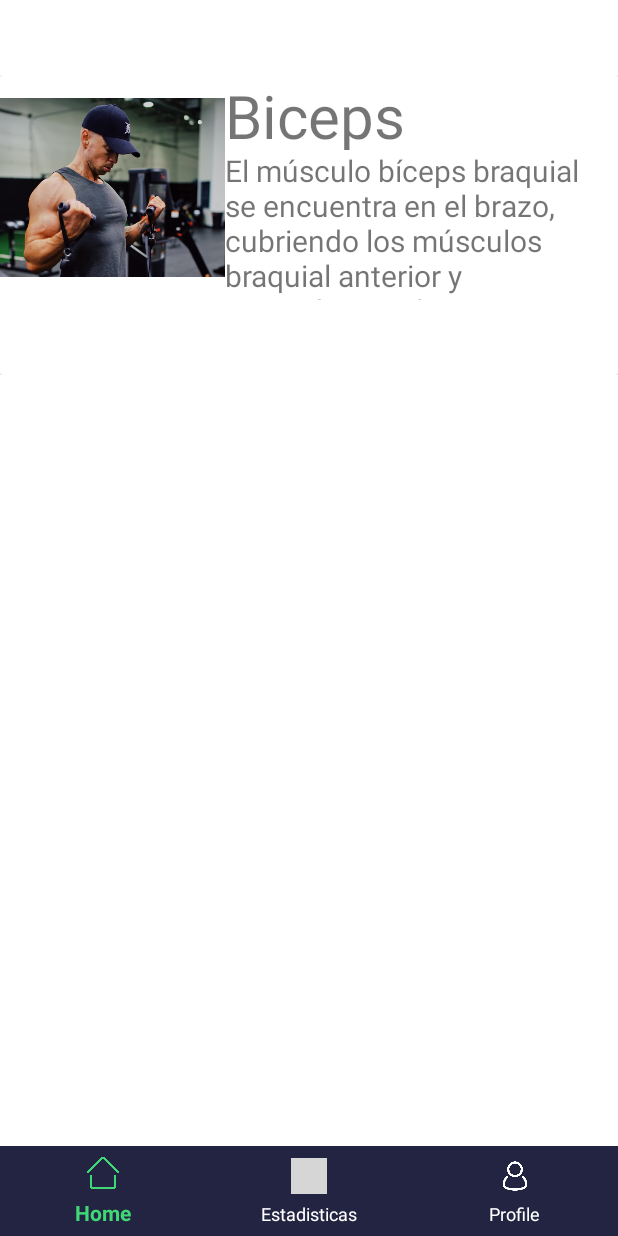
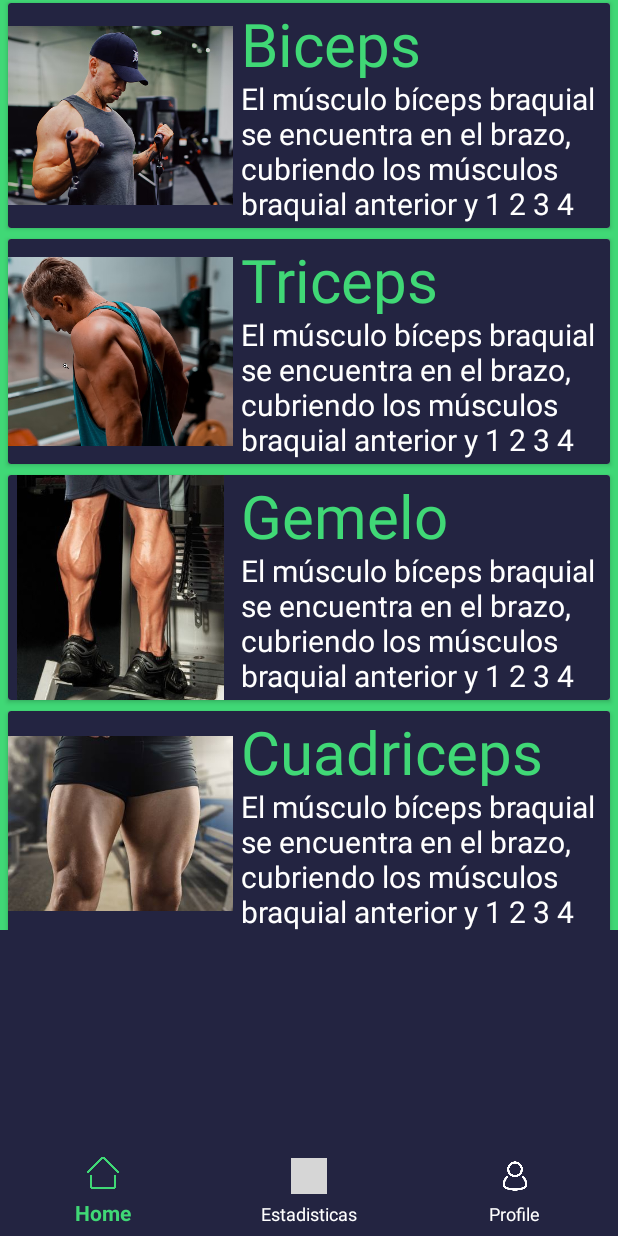
Before and after one commit to asier97am/Strong, an Android app: the Page1 screen opened directly, with no data from a screen before it, on a phone screen of 412 x 824 dp. Run offline under Robolectric (Android 15) with nearby library versions, the phone set to English and light mode, and no system bars; grey boxes are pictures that could not be loaded.

Commit message:
haciendoRecyclerView

```diff
--- a/app/src/main/java/com/asier/aranda/strong/fragment/Page1.java
+++ b/app/src/main/java/com/asier/aranda/strong/fragment/Page1.java
@@ -58,22 +58,25 @@ public class Page1 extends Fragment {
 
     private void llenarLista() {
         ejercicioLista.add(new EjerciciosHome("Biceps",
-                "El músculo bíceps braquial se encuentra en el brazo, cubriendo los músculos braquial anterior y coracobraquial.",
+                "El músculo bíceps braquial se encuentra en el brazo, cubriendo los músculos braquial anterior y 1 2 3 4 5.",
                 R.drawable.biceps1));
         ejercicioLista.add(new EjerciciosHome("Triceps",
-                "El músculo bíceps braquial se encuentra en el brazo, cubriendo los músculos braquial anterior y coracobraquial.",
+                "El músculo bíceps braquial se encuentra en el brazo, cubriendo los músculos braquial anterior y 1 2 3 4 5.",
                 R.drawable.triceps));
         ejercicioLista.add(new EjerciciosHome("Gemelo",
-                "El músculo bíceps braquial se encuentra en el brazo, cubriendo los músculos braquial anterior y coracobraquial.",
+                "El músculo bíceps braquial se encuentra en el brazo, cubriendo los músculos braquial anterior y 1 2 3 4 5.",
                 R.drawable.gemelo));
         ejercicioLista.add(new EjerciciosHome("Cuadriceps",
-                "El músculo bíceps braquial se encuentra en el brazo, cubriendo los músculos braquial anterior y coracobraquial.",
+                "El músculo bíceps braquial se encuentra en el brazo, cubriendo los músculos braquial anterior y 1 2 3 4 5.",
                 R.drawable.cuadriceps));
         ejercicioLista.add(new EjerciciosHome("Espalda",
-                "El músculo bíceps braquial se encuentra en el brazo, cubriendo los músculos braquial anterior y coracobraquial.",
+                "El músculo bíceps braquial se encuentra en el brazo, cubriendo los músculos braquial anterior y 1 2 3 4 5.",
                 R.drawable.espalda));
         ejercicioLista.add(new EjerciciosHome("Pecho",
-                "El músculo bíceps braquial se encuentra en el brazo, cubriendo los músculos braquial anterior y coracobraquial.",
+                "El músculo bíceps braquial se encuentra en el brazo, cubriendo los músculos braquial anterior y 1 2 3 4 5.",
+                R.drawable.pecho));
+        ejercicioLista.add(new EjerciciosHome("Pecho2",
+                "El músculo bíceps braquial se encuentra en el brazo, cubriendo los músculos braquial anterior y 1 2 3 4 5.",
                 R.drawable.pecho));
 
 
--- a/app/src/main/res/layout/fragment1_home.xml
+++ b/app/src/main/res/layout/fragment1_home.xml
@@ -1,23 +1,17 @@
 <?xml version="1.0" encoding="utf-8"?>
-<FrameLayout xmlns:android="http://schemas.android.com/apk/res/android"
+<LinearLayout xmlns:android="http://schemas.android.com/apk/res/android"
     xmlns:tools="http://schemas.android.com/tools"
+    android:orientation="vertical"
     android:layout_width="match_parent"
     android:layout_height="match_parent"
-    tools:context=".fragment.Page1">
-
-    <View
-        android:layout_width="match_parent"
-        android:layout_height="50dp"/>
+    tools:context=".fragment.Page1"
+    android:background="@color/negroApp">
 
     <androidx.recyclerview.widget.RecyclerView
-        android:layout_marginTop="50dp"
         android:id="@+id/RecyclerId"
         android:layout_width="match_parent"
-        android:layout_height="200dp" />
+        android:layout_height="620dp" />
 
-    <View
-        android:layout_marginTop="300dp"
-        android:layout_width="match_parent"
-        android:layout_height="50dp" />
 
-</FrameLayout>
+
+</LinearLayout>
--- a/app/src/main/res/layout/fragment3_profile2.xml
+++ b/app/src/main/res/layout/fragment3_profile2.xml
@@ -15,6 +15,7 @@
         android:scaleType="centerCrop"
         app:layout_constraintStart_toStartOf="parent"
         app:layout_constraintTop_toTopOf="parent">
+
     </ImageView>
 
     <ScrollView
--- a/app/src/main/res/layout/item_ejercicio.xml
+++ b/app/src/main/res/layout/item_ejercicio.xml
@@ -1,16 +1,23 @@
 <?xml version="1.0" encoding="utf-8"?>
 <LinearLayout xmlns:android="http://schemas.android.com/apk/res/android"
     android:layout_width="match_parent"
-    android:layout_height="match_parent"
+    android:layout_height="wrap_content"
+    android:background="@color/verdeApp"
     android:orientation="vertical">
 
     <androidx.cardview.widget.CardView
         android:layout_width="match_parent"
-        android:layout_height="200dp">
+        android:layout_height="150dp"
+        android:layout_marginStart="5dp"
+        android:layout_marginEnd="5dp"
+        android:layout_marginBottom="5dp"
+        android:layout_marginTop="2dp"
+        android:background="@color/verdeApp">
 
         <LinearLayout
             android:layout_width="match_parent"
             android:layout_height="match_parent"
+            android:background="@color/negroApp"
             android:orientation="horizontal">
 
             <ImageView
@@ -30,15 +37,22 @@
                     android:id="@+id/tvEjercicio"
                     android:layout_width="match_parent"
                     android:layout_height="50dp"
+                    android:layout_marginStart="5dp"
+                    android:layout_marginEnd="5dp"
                     android:text="Nombre"
+                    android:textColor="@color/verdeApp"
                     android:textSize="40sp">
 
                 </TextView>
+
                 <TextView
                     android:id="@+id/tvDescripcion"
                     android:layout_width="match_parent"
                     android:layout_height="100dp"
+                    android:layout_marginStart="5dp"
+                    android:layout_marginEnd="5dp"
                     android:text="Descripcion"
+                    android:textColor="@color/blancoApp"
                     android:textSize="20sp">
 
                 </TextView>
```
Also changed, not shown: app/src/main/res/layout/activity_bienvenida.xml (+12 -12 lines), app/src/main/res/layout/activity_despues_registro.xml (+22 -21 lines).
